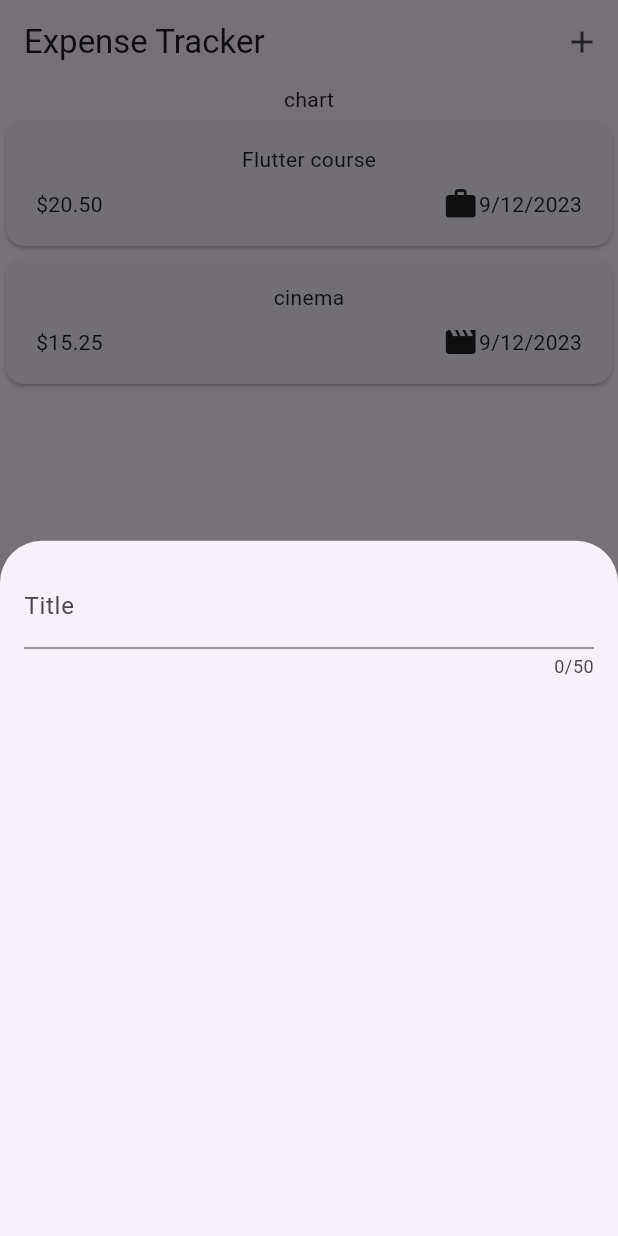
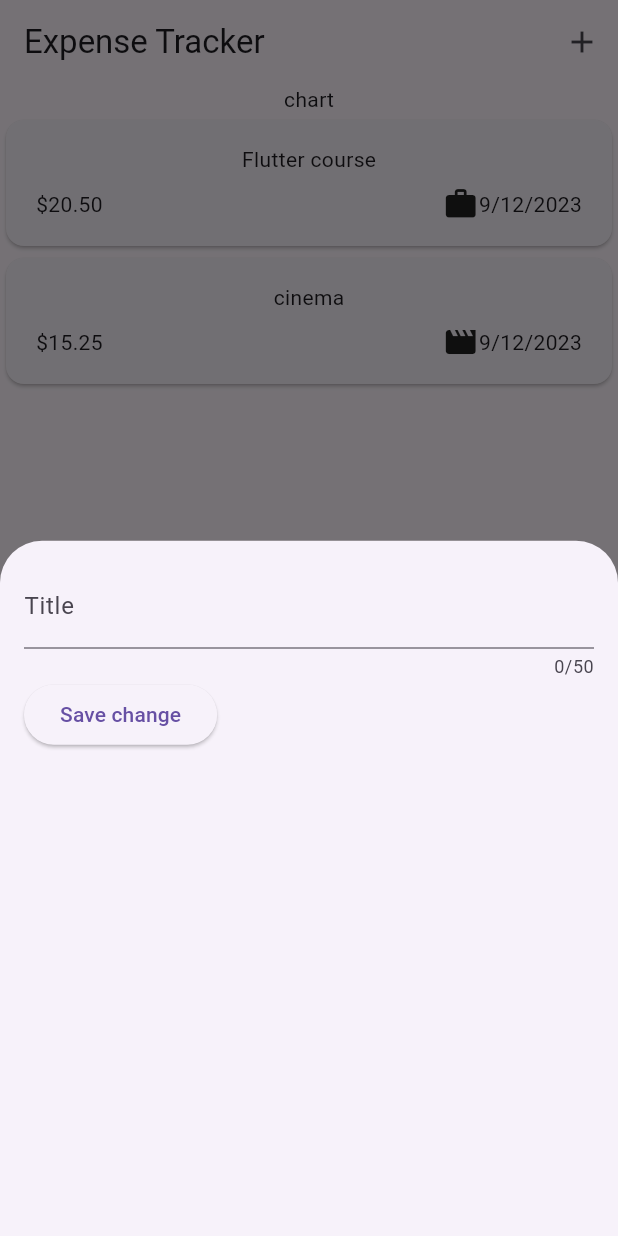
Before and after one commit to haido86/flutter-expense-tracker, a Flutter app: the screen it shows after launch, after a tap on the "add" icon, on a phone screen of 412 x 824 dp. Run offline on Flutter 3.47's test engine with Material 2 defaults, Android fonts, the phone set to English and light mode, and no system bars.

Commit message:
Handle saving input with onChanged

```diff
--- a/lib/widgets/new_expense.dart
+++ b/lib/widgets/new_expense.dart
@@ -1,5 +1,4 @@
 import 'package:flutter/material.dart';
-import 'package:flutter/services.dart';
 
 class NewExpense extends StatefulWidget {
   const NewExpense({super.key});
@@ -11,17 +10,33 @@ class NewExpense extends StatefulWidget {
 }
 
 class _NewExpenseState extends State<NewExpense> {
+  var _enteredTitle = '';
+
+  void _saveTitleInput(String inputValue) {
+    _enteredTitle = inputValue;
+  }
+
   @override
   Widget build(BuildContext context) {
-    return const Padding(
-      padding: EdgeInsets.all(16.0),
+    return Padding(
+      padding: const EdgeInsets.all(16.0),
       child: Column(
         children: [
           TextField(
+            onChanged: _saveTitleInput,
             maxLength: 50,
-            decoration: InputDecoration(
+            decoration: const InputDecoration(
               label: Text('Title'),
             ),
+          ),
+          Row(
+            children: [
+              ElevatedButton(
+                  onPressed: () {
+                    print(_enteredTitle);
+                  },
+                  child: const Text('Save change'))
+            ],
           )
         ],
       ),
```
